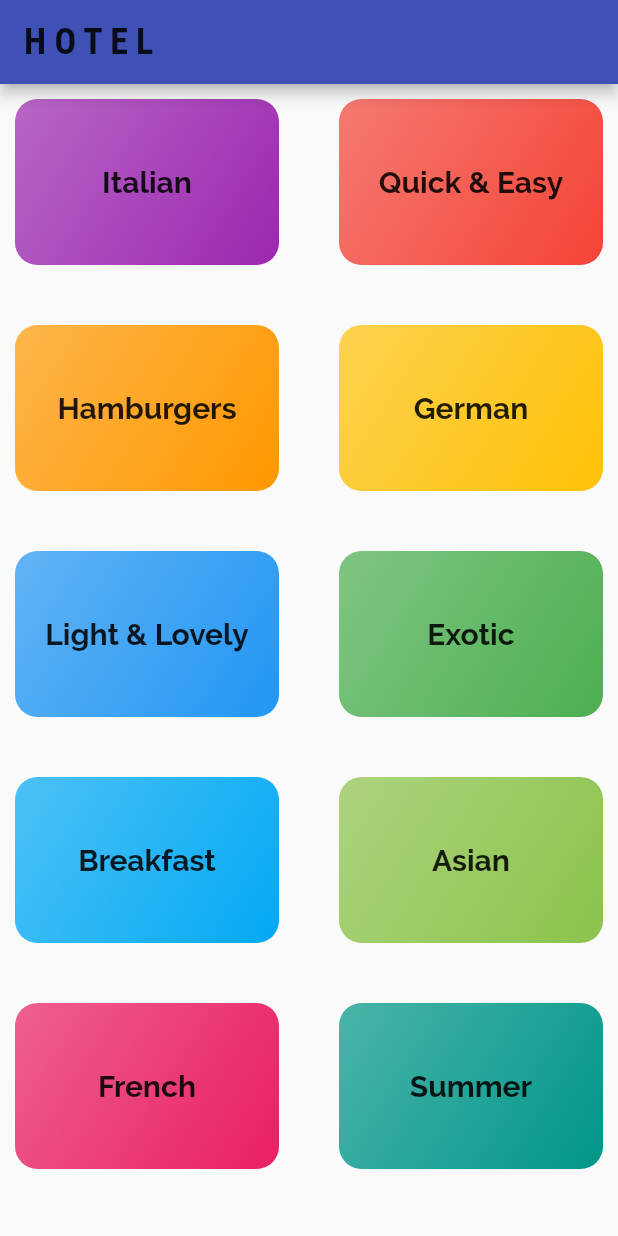
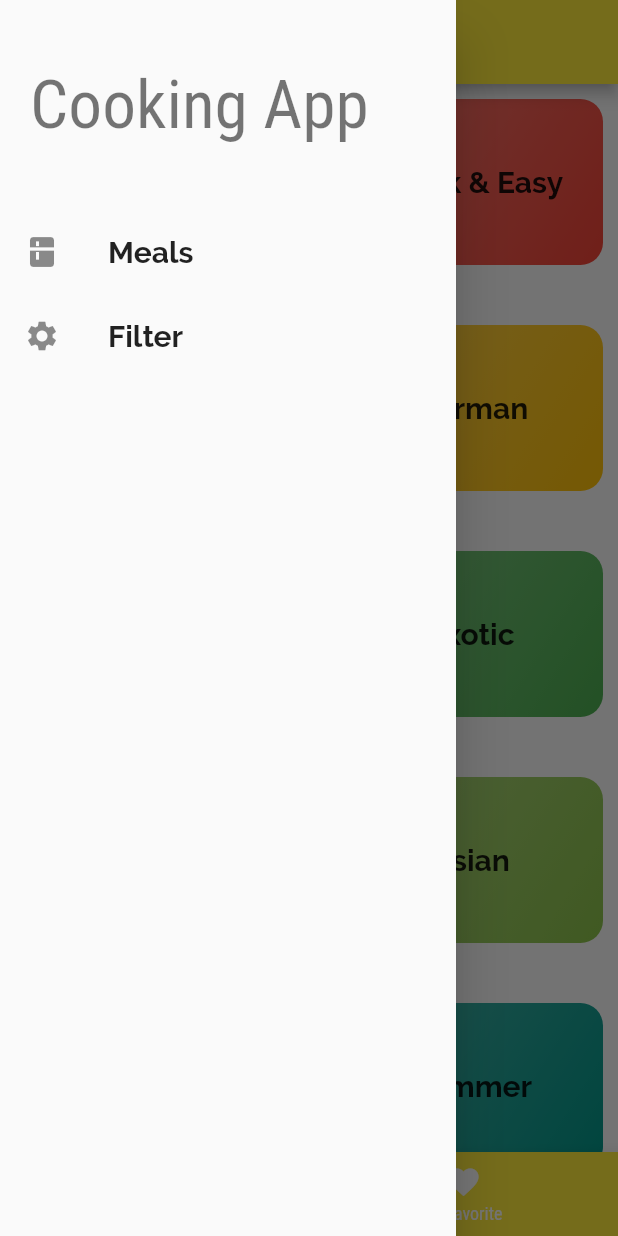
Before and after one commit to vigneshmari30/Kitched_App, a Flutter app: the screen it shows after launch, with the side drawer open (before the commit the screen has no drawer), on a phone screen of 412 x 824 dp. Run offline on Flutter 3.47's test engine with Material 2 defaults, Android fonts, the phone set to English and light mode, and no system bars.

Commit message:
Final app

```diff
--- a/lib/Widget/categoryitem.dart
+++ b/lib/Widget/categoryitem.dart
@@ -7,11 +7,11 @@ class CategoryItem extends StatelessWidget {
   final String title;
   final Color color;
 
-  CategoryItem(this.id,this.title, this.color);
+  CategoryItem(this.id, this.title, this.color);
 
   void selectedScreen(context) {
-    Navigator.of(context)
-        .pushNamed(CategoryMeal.mealRoute, arguments: {'id': id, 'title': title});
+    Navigator.of(context).pushNamed(CategoryMeal.mealRoute,
+        arguments: {'id': id, 'title': title});
   }
 
   Widget build(BuildContext context) {
--- /dev/null
+++ b/lib/Widget/main_drawer.dart
@@ -0,0 +1,42 @@
+import 'package:flutter/material.dart';
+
+import '../screen/filter_screen.dart';
+
+class MainDrawer extends StatelessWidget {
+  @override
+  Widget build(BuildContext context) {
+    Widget listBuilder(String input, IconData iconer, Function pageTap) {
+      return ListTile(
+          leading: Icon(iconer),
+          title: Text(
+            input,
+            style: Theme.of(context).textTheme.headline6,
+          ),
+          onTap: pageTap);
+    }
+
+    return Drawer(
+      child: Column(
+        children: <Widget>[
+          Container(
+            width: double.infinity,
+            child: Text(
+              "Cooking App",
+              style: Theme.of(context).textTheme.headline3,
+            ),
+            height: 120,
+            padding: EdgeInsets.all(10),
+            alignment: Alignment.centerLeft,
+            margin: EdgeInsets.all(10),
+          ),
+          listBuilder("Meals", Icons.kitchen, () {
+            Navigator.of(context).pushReplacementNamed('/');
+          }),
+          listBuilder("Filter", Icons.settings, () {
+            Navigator.of(context).pushReplacementNamed(FilterScreen.filter);
+          })
+        ],
+      ),
+    );
+  }
+}
--- a/lib/dummy_data.dart
+++ b/lib/dummy_data.dart
@@ -184,6 +184,39 @@ const DUMMY_MEALS = const [
     isGlutenFree: false,
     isVegan: false,
     isVegetarian: false,
+    isLactoseFree: false,
+  ),
+  Meal(
+    id: 'm4',
+    categories: ['c4'],
+    title: 'Vignesh',
+    affordability: Affordability.Affordable,
+    complexity: Complexity.Hard,
+    imageUrl:
+        'https://cdn.pixabay.com/photo/2017/05/01/05/18/pastry-2274750_1280.jpg',
+    duration: 240,
+    ingredients: [
+      '4 Sheets of Gelatine',
+      '150ml Orange Juice',
+      '80g Sugar',
+      '300g Yoghurt',
+      '200g Cream',
+      'Orange Peel',
+    ],
+    steps: [
+      'Dissolve gelatine in pot',
+      'Add orange juice and sugar',
+      'Take pot off the stove',
+      'Add 2 tablespoons of yoghurt',
+      'Stir gelatin under remaining yoghurt',
+      'Cool everything down in the refrigerator',
+      'Whip the cream and lift it under die orange mass',
+      'Cool down again for at least 4 hours',
+      'Serve with orange peel',
+    ],
+    isGlutenFree: true,
+    isVegan: false,
+    isVegetarian: true,
     isLactoseFree: false,
   ),
   Meal(
--- a/lib/main.dart
+++ b/lib/main.dart
@@ -1,26 +1,96 @@
 import 'package:flutter/material.dart';
 
-import './screen/category_screen.dart';
 import './screen/categorymeal_screen.dart';
+import './screen/mealdetail_screen.dart';
+import './screen/tabs_screen.dart';
+import './screen/favorite_screen.dart';
+import './screen/filter_screen.dart';
+import './dummy_data.dart';
+import './model/meal.dart';
 
 void main() => runApp(MyApp());
 
-class MyApp extends StatelessWidget {
+class MyApp extends StatefulWidget {
+  @override
+  _MyAppState createState() => _MyAppState();
+}
+
+class _MyAppState extends State<MyApp> {
+  List<Meal> meals = DUMMY_MEALS;
+  List<Meal> favorite = [];
+
+  Map<String, bool> filter = {
+    'glutenfree': false,
+    'lactosefree': false,
+    'vegetarian': false,
+    'vegan': false
+  };
+
+  void filterFunction(Map<String, bool> filterdata) {
+    setState(() {
+      filter = filterdata;
+
+      meals = DUMMY_MEALS.where((meal) {
+        if (filter['glutenfree'] && !meal.isGlutenFree) {
+          return false;
+        }
+
+        if (filter['lactosefree'] && !meal.isLactoseFree) {
+          return false;
+        }
+
+        if (filter['vegetarian'] && !meal.isVegetarian) {
+          return false;
+        }
+
+        if (filter['vegan'] && !meal.isVegan) {
+          return false;
+        }
+
+        return true;
+      }).toList();
+    });
+  }
+
+  void favoriteM(String id) {
+    var fmeal = favorite.indexWhere((meal) => meal.id == id);
+    if (fmeal >= 0) {
+      setState(() {
+        favorite.removeAt(fmeal);
+      });
+    } else {
+      setState(() {
+        favorite.add(
+          DUMMY_MEALS.firstWhere((meal) => meal.id == id),
+        );
+      });
+    }
+  }
+
+  bool _isMealFavorite(String id) {
+    return favorite.any((meal) => meal.id == id);
+  }
+
   Widget build(BuildContext context) {
     return MaterialApp(
-      home: CategoryScreen(),
+      home: TabsScreen(favorite),
       title: "Kitchen App",
       theme: ThemeData(
-        primarySwatch: Colors.indigo,
+        primarySwatch: Colors.yellow,
         accentColor: Colors.indigoAccent,
         textTheme: TextTheme(
-          headline6:
-              TextStyle(fontFamily: "Raleway", fontWeight: FontWeight.bold),
-              headline5: TextStyle(fontFamily: "Roboto", fontWeight: FontWeight.bold)
-        ),
+            headline6:
+                TextStyle(fontFamily: "Raleway", fontWeight: FontWeight.bold),
+            headline5:
+                TextStyle(fontFamily: "Roboto", fontWeight: FontWeight.bold)),
       ),
       debugShowCheckedModeBanner: false,
-      routes: {CategoryMeal.mealRoute: (ctx) => CategoryMeal()},
+      routes: {
+        CategoryMeal.mealRoute: (context) => CategoryMeal(meals),
+        MealdetailPage.mealDetailPage: (context) => MealdetailPage(_isMealFavorite,favoriteM),
+        MyFavoriteScreen.myFavorite: (context) => MyFavoriteScreen(favorite),
+        FilterScreen.filter: (context) => FilterScreen(filter, filterFunction)
+      },
     );
   }
 }
--- a/lib/screen/category_screen.dart
+++ b/lib/screen/category_screen.dart
@@ -4,12 +4,10 @@ import '../dummy_data.dart';
 import '../Widget/categoryitem.dart';
 
 class CategoryScreen extends StatelessWidget {
+
+
   Widget build(BuildContext context) {
-    return Scaffold(
-      appBar: AppBar(
-        title: Text("H O T E L",style: Theme.of(context).textTheme.headline5,),
-      ),
-      body: GridView(
+    return GridView(
       children: DUMMY_CATEGORIES.map((cData) {
         return CategoryItem(cData.id, cData.title, cData.color);
       }).toList(),
@@ -18,7 +16,6 @@ class CategoryScreen extends StatelessWidget {
           childAspectRatio: 3 / 2,
           mainAxisSpacing: 20,
           crossAxisSpacing: 20),
-      ),
     );
   }
 }
--- /dev/null
+++ b/lib/screen/tabs_screen.dart
@@ -0,0 +1,64 @@
+import 'package:flutter/material.dart';
+
+import './category_screen.dart';
+import './favorite_screen.dart';
+import '../Widget/main_drawer.dart';
+import '../model/meal.dart';
+
+class TabsScreen extends StatefulWidget {
+  final List<Meal> favoritel;
+
+  TabsScreen(this.favoritel);
+
+  State<StatefulWidget> createState() {
+    return TabsScreenState();
+  }
+}
+
+class TabsScreenState extends State<TabsScreen> {
+  List<Map<String, dynamic>> pages;
+  @override
+  void initState() {
+    pages = [
+      {'page': CategoryScreen(), 'title': 'Categories'},
+      {'page': MyFavoriteScreen(widget.favoritel), 'title': 'MyFavorite'}
+    ];
+    super.initState();
+  }
+
+  int selectedIndex = 0;
+
+  @override
+  Widget build(BuildContext context) {
+    void _selected(int index) {
+      setState(() {
+        selectedIndex = index;
+      });
+    }
+
+    return Scaffold(
+      appBar: AppBar(
+        title: Text(
+          pages[selectedIndex]['title'],
+          style: Theme.of(context).textTheme.headline5,
+        ),
+      ),
+      drawer: MainDrawer(),
+      body: pages[selectedIndex]['page'],
+      bottomNavigationBar: BottomNavigationBar(
+          backgroundColor: Theme.of(context).primaryColor,
+          unselectedItemColor: Colors.white,
+          selectedItemColor: Colors.orange,
+          currentIndex: selectedIndex,
+          onTap: _selected,
+          items: [
+            BottomNavigationBarItem(
+              icon: Icon(Icons.category),
+              title: Text("Categories"),
+            ),
+            BottomNavigationBarItem(
+                icon: Icon(Icons.favorite), title: Text("MyFavorite"))
+          ]),
+    );
+  }
+}
```
Also changed, not shown: lib/Widget/mealitem.dart (added, +148 -0 lines), lib/screen/categorymeal_screen.dart (+43 -15 lines), lib/screen/favorite_screen.dart (added, +33 -0 lines), lib/screen/filter_screen.dart (added, +105 -0 lines), lib/screen/mealdetail_screen.dart (added, +100 -0 lines), 4 other files. Lines whose indentation alone changed are shown as unchanged.
